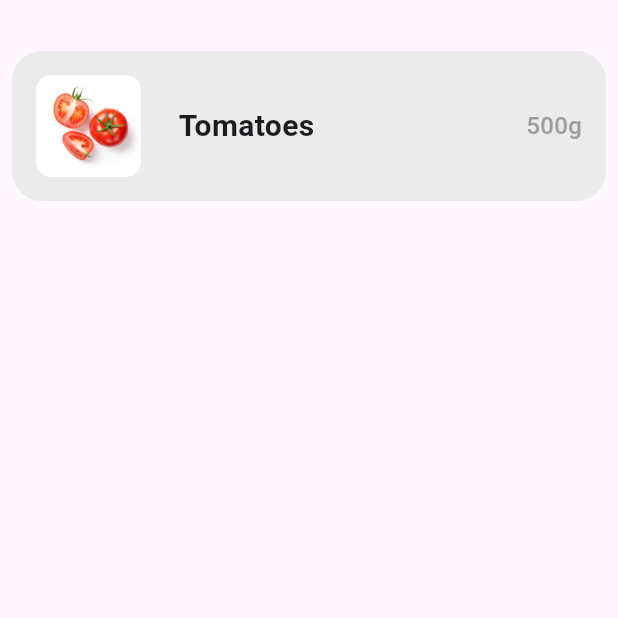
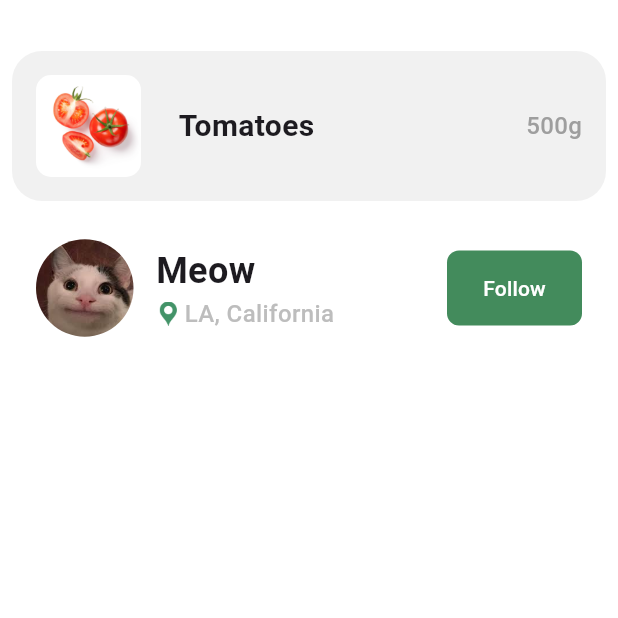
Before and after one commit to eqqmayo/food-recipe-app, a Flutter app: the screen it shows after launch, on a phone screen of 412 x 824 dp, the top half of it. Run offline on Flutter 3.47's test engine with Material 3 defaults, Android fonts, the phone set to English and light mode, and no system bars; our stand-ins replace freezed_annotation.

Commit message:
feat: [Creator profile cell] TextButton, Row, Column 연습

```diff
--- /dev/null
+++ b/lib/data/model/profile.dart
@@ -0,0 +1,16 @@
+import 'package:freezed_annotation/freezed_annotation.dart';
+
+part 'profile.freezed.dart';
+part 'profile.g.dart';
+
+@freezed
+class Profile with _$Profile {
+  const factory Profile({
+    required String image,
+    required String name,
+    required String location,
+  }) = _Profile;
+
+  factory Profile.fromJson(Map<String, Object?> json) =>
+      _$ProfileFromJson(json);
+}
--- a/lib/main.dart
+++ b/lib/main.dart
@@ -1,5 +1,7 @@
 import 'package:flutter/material.dart';
 import 'package:food_recipe_app/data/model/ingredient.dart';
+import 'package:food_recipe_app/data/model/profile.dart';
+import 'package:food_recipe_app/presentation/component/creator_profile.dart';
 import 'package:food_recipe_app/presentation/component/ingredient_item.dart';
 
 void main() {
@@ -18,6 +20,7 @@ class _MainAppState extends State<MainApp> {
   Widget build(BuildContext context) {
     return const MaterialApp(
       home: Scaffold(
+        backgroundColor: Colors.white,
         body: Column(
           children: [
             SizedBox(height: 30),
@@ -28,6 +31,13 @@ class _MainAppState extends State<MainApp> {
                 weight: '500',
               ),
             ),
+            CreatorProfile(
+              profile: Profile(
+                image: 'assets/cat.jpeg',
+                name: 'Meow',
+                location: 'LA, California',
+              ),
+            ),
           ],
         ),
       ),
--- /dev/null
+++ b/lib/presentation/component/creator_profile.dart
@@ -0,0 +1,86 @@
+import 'package:flutter/material.dart';
+import 'package:food_recipe_app/data/model/profile.dart';
+
+class CreatorProfile extends StatelessWidget {
+  final Profile profile;
+
+  const CreatorProfile({
+    super.key,
+    required this.profile,
+  });
+
+  @override
+  Widget build(BuildContext context) {
+    return Padding(
+      padding: const EdgeInsets.only(top: 4, bottom: 4, left: 8, right: 8),
+      child: Container(
+        height: 100,
+        padding: const EdgeInsets.only(left: 16, right: 16),
+        child: Row(
+          crossAxisAlignment: CrossAxisAlignment.center,
+          children: [
+            Container(
+              width: 65,
+              height: 65,
+              decoration: BoxDecoration(
+                shape: BoxShape.circle,
+                image: DecorationImage(
+                  image: AssetImage(profile.image),
+                  fit: BoxFit.cover,
+                ),
+              ),
+            ),
+            SizedBox(width: 15),
+            Column(
+              mainAxisAlignment: MainAxisAlignment.center,
+              crossAxisAlignment: CrossAxisAlignment.start,
+              children: [
+                Text(
+                  profile.name,
+                  style: TextStyle(
+                    fontSize: 24,
+                    fontWeight: FontWeight.bold,
+                  ),
+                ),
+                Row(
+                  children: [
+                    Image.asset(
+                      'assets/gps.png',
+                      height: 16,
+                      width: 16,
+                    ),
+                    SizedBox(width: 3),
+                    Text(
+                      profile.location,
+                      style: TextStyle(
+                        fontSize: 16,
+                        color: Colors.grey[400],
+                        fontWeight: FontWeight.w500,
+                      ),
+                    ),
+                  ],
+                )
+              ],
+            ),
+            Spacer(),
+            SizedBox(
+              height: 50,
+              width: 90,
+              child: TextButton(
+                onPressed: () {},
+                child: Text('Follow'),
+                style: TextButton.styleFrom(
+                  backgroundColor: Color.fromARGB(255, 67, 139, 92),
+                  foregroundColor: Colors.white,
+                  shape: RoundedRectangleBorder(
+                    borderRadius: BorderRadius.circular(8),
+                  ),
+                ),
+              ),
+            ),
+          ],
+        ),
+      ),
+    );
+  }
+}
--- a/lib/presentation/component/ingredient_item.dart
+++ b/lib/presentation/component/ingredient_item.dart
@@ -15,9 +15,9 @@ class IngredientItem extends StatelessWidget {
       padding: const EdgeInsets.only(top: 4, bottom: 4, left: 8, right: 8),
       child: Container(
         height: 100,
-        padding: EdgeInsets.all(16),
+        padding: const EdgeInsets.all(16),
         decoration: BoxDecoration(
-          color: const Color.fromARGB(255, 235, 235, 235),
+          color: Color.fromARGB(255, 241, 241, 241),
           borderRadius: BorderRadius.circular(20),
         ),
         child: Row(
@@ -29,22 +29,22 @@ class IngredientItem extends StatelessWidget {
                 borderRadius: BorderRadius.circular(10),
                 image: DecorationImage(
                   image: AssetImage(ingredient.image),
-                  fit: BoxFit.cover, // 이미지 크기 조정
+                  fit: BoxFit.cover,
                 ),
               ),
             ),
-            SizedBox(width: 25),
+            const SizedBox(width: 25),
             Text(
               ingredient.name,
-              style: TextStyle(
+              style: const TextStyle(
                 fontSize: 20,
                 fontWeight: FontWeight.bold,
               ),
             ),
-            Spacer(),
+            const Spacer(),
             Text(
               '${ingredient.weight}g',
-              style: TextStyle(
+              style: const TextStyle(
                   color: Colors.grey,
                   fontSize: 16,
                   fontWeight: FontWeight.w500),
--- a/pubspec.yaml
+++ b/pubspec.yaml
@@ -24,3 +24,5 @@ flutter:
   uses-material-design: true
   assets:
     - assets/tomato.png
+    - assets/cat.jpeg
+    - assets/gps.png
```
Also changed, not shown: assets/cat.jpeg (added), assets/gps.png (added), lib/data/model/profile.freezed.dart (added), lib/data/model/profile.g.dart (added).
